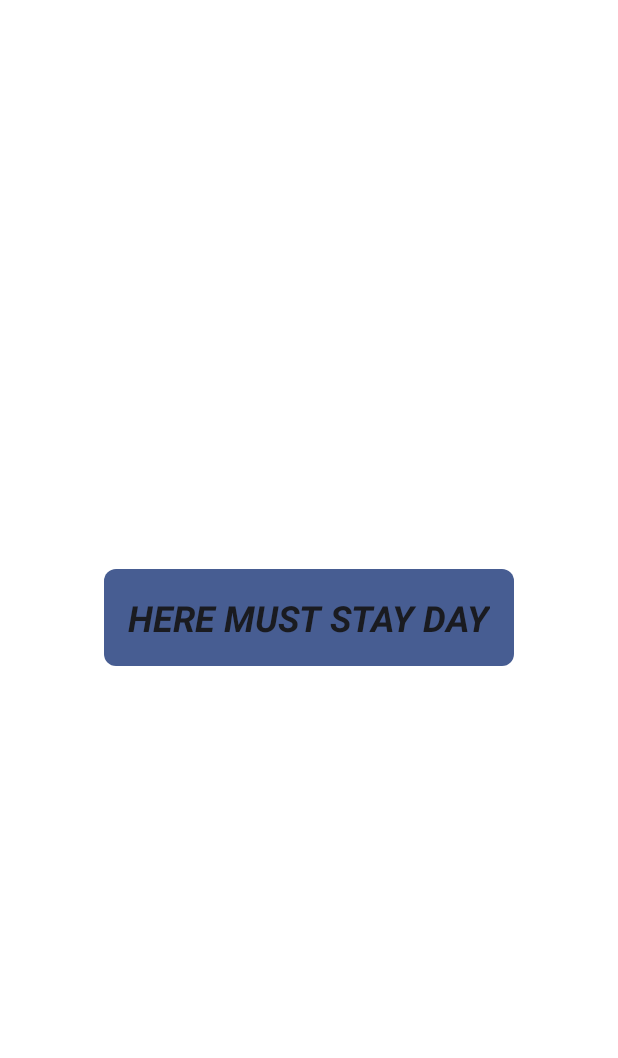
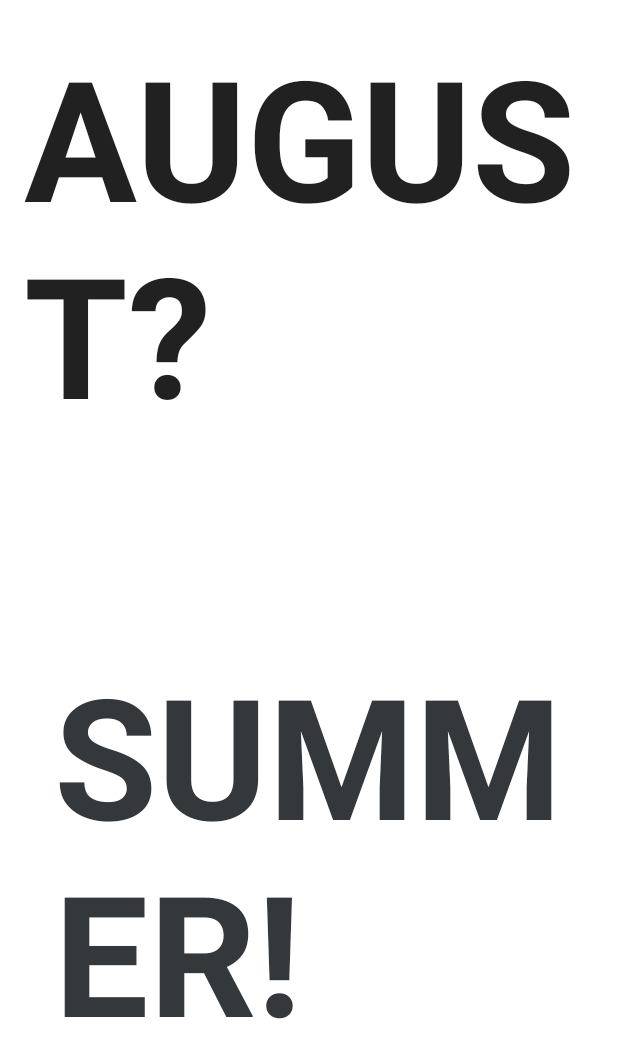
Before and after one commit to Nikita-str/TodaysSummerDay, an Android app: the layout summer_widget.xml on its own in the app's theme, with its tools: preview values and no code run, on a phone screen of 412 x 824 dp. Shown: the top 1058 px of the screen. Run offline under Robolectric (Android 15) with nearby library versions, the phone set to English and light mode, and no system bars.

Commit message:
try set style

```diff
--- a/app/src/main/java/com/endless_summer/todays_summer_day/SummerWidget.kt
+++ b/app/src/main/java/com/endless_summer/todays_summer_day/SummerWidget.kt
@@ -43,6 +43,8 @@ fun getCurrentLocale(context: Context): Locale? {
     }
 }
 
+val summerDate = SummerDate()
+
 internal fun updateAppWidget(
     context: Context,
     appWidgetManager: AppWidgetManager,
@@ -51,11 +53,9 @@ internal fun updateAppWidget(
     // Construct the RemoteViews object
     val views = RemoteViews(context.packageName, R.layout.summer_widget)
 
-    //val widgetText = context.getString(R.string.appwidget_text)
-    val calendar = Calendar.getInstance()
-    val cur_mounth = calendar.getDisplayName(Calendar.MONTH, Calendar.LONG, Locale.getDefault()) // or last must be getCurrentLocale ?
-    val widgetText = if(cur_mounth != null) cur_mounth.lowercase() else "TODO"
-    views.setTextViewText(R.id.appwidget_text, widgetText)
+    val sum_date = summerDate.GetCurSummerDate()
+    views.setTextViewText(R.id.cur_date, "" + sum_date.monthDay + " " + sum_date.monthName.lowercase())
+    views.setTextViewText(R.id.day_of_summer, "" + sum_date.dayOfSummer + " " + context.getString(R.string.day_of_summer_postfix))
 
     // Instruct the widget manager to update the widget
     appWidgetManager.updateAppWidget(appWidgetId, views)
--- a/app/src/main/res/layout/summer_widget.xml
+++ b/app/src/main/res/layout/summer_widget.xml
@@ -1,22 +1,35 @@
-<RelativeLayout xmlns:android="http://schemas.android.com/apk/res/android"
+<LinearLayout xmlns:android="http://schemas.android.com/apk/res/android"
     style="@style/Widget.TodaysSummerDay.AppWidget.Container"
     android:layout_width="match_parent"
     android:layout_height="match_parent"
+    android:orientation="vertical"
+    android:weightSum="2"
     android:theme="@style/Theme.TodaysSummerDay.AppWidgetContainer">
 
     <TextView
-        android:id="@+id/appwidget_text"
+        android:id="@+id/cur_date"
         style="@style/Widget.TodaysSummerDay.AppWidget.InnerView"
-        android:layout_width="wrap_content"
-        android:layout_height="wrap_content"
-        android:layout_centerHorizontal="true"
-        android:layout_centerVertical="true"
-        android:layout_margin="8dp"
-        android:contentDescription="@string/appwidget_text"
-        android:text="@string/appwidget_text"
+        android:layout_width="match_parent"
+        android:layout_height="match_parent"
+        android:layout_weight="1"
+        android:autoSizeTextType="uniform"
+        android:text="@string/cur_date"
         android:textSize="24sp"
-        android:textStyle="bold|italic" />
-</RelativeLayout>
+        android:textStyle="bold" />
+
+    <TextView
+        android:id="@+id/day_of_summer"
+        style="@style/Widget.TodaysSummerDay.AppWidget.InnerView"
+        android:layout_width="match_parent"
+        android:layout_height="match_parent"
+        android:layout_weight="1"
+        android:autoSizeTextType="uniform"
+        android:layout_marginStart="20dp"
+        android:text="@string/summer_day"
+        android:textSize="24sp"
+        android:textColor="@color/slightly_gray"
+        android:textStyle="bold" />
+</LinearLayout>
     <!--android:layout_alignParentTop="true"
     android:layout_centerHorizontal="true"
     android:layout_marginTop="220dp"-->
--- a/app/src/main/res/values-night-v31/themes.xml
+++ b/app/src/main/res/values-night-v31/themes.xml
@@ -3,7 +3,7 @@
     <!--
     Having themes.xml for night-v31 because of the priority order of the resource qualifiers.
     -->
-    <style name="Theme.TodaysSummerDay.AppWidgetContainerParent" parent="@android:style/Theme.DeviceDefault.DayNight">
+    <style name="Theme.TodaysSummerDay.AppWidgetContainerParent" parent="Theme.TodaysSummerDay">
         <item name="appWidgetRadius">@dimen/system_app_widget_background_radius</item>
         <item name="appWidgetPadding">@dimen/system_app_widget_internal_padding</item>
         <item name="appWidgetInnerRadius">@dimen/system_app_widget_inner_radius</item>
--- a/app/src/main/res/values-v21/styles.xml
+++ b/app/src/main/res/values-v21/styles.xml
@@ -2,11 +2,11 @@
 
     <style name="Widget.TodaysSummerDay.AppWidget.Container" parent="android:Widget">
         <item name="android:padding">?attr/appWidgetPadding</item>
-        <item name="android:background">@drawable/app_widget_background</item>
+        <item name="android:background">@color/transparent</item>
     </style>
 
     <style name="Widget.TodaysSummerDay.AppWidget.InnerView" parent="android:Widget">
         <item name="android:padding">?attr/appWidgetPadding</item>
-        <item name="android:background">@drawable/app_widget_inner_view_background</item>
+        <item name="android:background">@color/transparent</item>
     </style>
 </resources>
--- a/app/src/main/res/values-v31/themes.xml
+++ b/app/src/main/res/values-v31/themes.xml
@@ -4,7 +4,7 @@
     Having themes.xml for v31 variant because @android:dimen/system_app_widget_background_radius
      and @android:dimen/system_app_widget_internal_padding requires API level 31
     -->
-    <style name="Theme.TodaysSummerDay.AppWidgetContainerParent" parent="@android:style/Theme.DeviceDefault.DayNight">
+    <style name="Theme.TodaysSummerDay.AppWidgetContainerParent" parent="Theme.TodaysSummerDay">
         <item name="appWidgetRadius">@dimen/system_app_widget_background_radius</item>
         <item name="appWidgetPadding">@dimen/system_app_widget_internal_padding</item>
         <item name="appWidgetInnerRadius">@dimen/system_app_widget_inner_radius</item>
--- a/app/src/main/res/values/colors.xml
+++ b/app/src/main/res/values/colors.xml
@@ -7,8 +7,10 @@
     <color name="teal_700">#FF018786</color>
     <color name="black">#FF000000</color>
     <color name="white">#FFFFFFFF</color>
+    <color name="transparent">#00000000</color>
     <color name="light_blue_50">#FFE1F5FE</color>
     <color name="light_blue_200">#FF81D4FA</color>
     <color name="light_blue_600">#FF039BE5</color>
     <color name="light_blue_900">#FF01579B</color>
+    <color name="slightly_gray">#FF34383B</color>
 </resources>
--- a/app/src/main/res/values/strings.xml
+++ b/app/src/main/res/values/strings.xml
@@ -1,6 +1,6 @@
 <resources>
-    <string name="app_name">TodaysSummerDay</string>
-    <string name="appwidget_text">HERE MUST STAY DAY</string>
-    <string name="add_widget">Add widget</string>
-    <string name="app_widget_description">This is an app widget description</string>
+    <string name="app_name" translatable="false">TodaysSummerDay</string>
+    <string name="cur_date">AUGUST?</string>
+    <string name="summer_day">SUMMER!</string>
+    <string name="day_of_summer_postfix">day of summer</string>
 </resources>
--- a/app/src/main/res/values/styles.xml
+++ b/app/src/main/res/values/styles.xml
@@ -2,11 +2,11 @@
 
     <style name="Widget.TodaysSummerDay.AppWidget.Container" parent="android:Widget">
         <item name="android:id">@android:id/background</item>
-        <item name="android:background">?android:attr/colorBackground</item>
+        <item name="android:background">@color/transparent</item>
     </style>
 
     <style name="Widget.TodaysSummerDay.AppWidget.InnerView" parent="android:Widget">
-        <item name="android:background">?android:attr/colorBackground</item>
+        <item name="android:background">@color/transparent</item>
         <item name="android:textColor">?android:attr/textColorPrimary</item>
     </style>
 </resources>
--- a/app/src/main/res/values/themes.xml
+++ b/app/src/main/res/values/themes.xml
@@ -4,7 +4,7 @@
         <!-- Primary brand color. -->
         <item name="colorPrimary">@color/purple_500</item>
         <item name="colorPrimaryVariant">@color/purple_700</item>
-        <item name="colorOnPrimary">@color/white</item>
+        <item name="colorOnPrimary">@color/transparent</item>
         <!-- Secondary brand color. -->
         <item name="colorSecondary">@color/teal_200</item>
         <item name="colorSecondaryVariant">@color/teal_700</item>
@@ -14,7 +14,7 @@
         <!-- Customize your theme here. -->
     </style>
 
-    <style name="Theme.TodaysSummerDay.AppWidgetContainerParent" parent="@android:style/Theme.DeviceDefault">
+    <style name="Theme.TodaysSummerDay.AppWidgetContainerParent" parent="Theme.TodaysSummerDay">
         <item name="appWidgetRadius">8dp</item>
         <item name="appWidgetPadding">4dp</item>
         <item name="appWidgetInnerRadius">4dp</item>
--- a/app/src/main/res/xml/summer_widget_info.xml
+++ b/app/src/main/res/xml/summer_widget_info.xml
@@ -1,14 +1,14 @@
 <?xml version="1.0" encoding="utf-8"?>
 <appwidget-provider xmlns:android="http://schemas.android.com/apk/res/android"
-    android:description="@string/app_widget_description"
     android:initialKeyguardLayout="@layout/summer_widget"
     android:initialLayout="@layout/summer_widget"
     android:previewImage="@drawable/example_appwidget_preview"
     android:previewLayout="@layout/summer_widget"
-    android:resizeMode="horizontal|vertical"
-    android:targetCellWidth="2"
+    android:targetCellWidth="3"
     android:targetCellHeight="1"
-    android:minWidth="110dp"
+    android:resizeMode="none"
+    android:minWidth="180dp"
     android:minHeight="40dp"
     android:updatePeriodMillis="86400000"
     android:widgetCategory="home_screen|keyguard" />
+    <!--android:resizeMode="horizontal|vertical"-->
```
Also changed, not shown: 1 other file.
